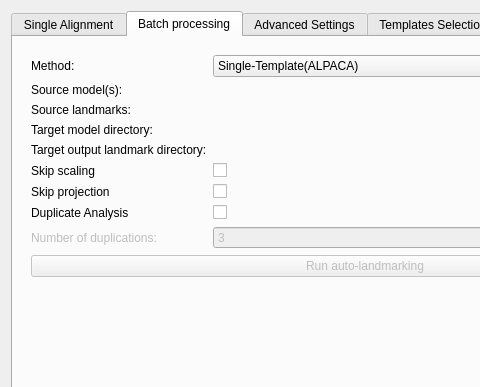
The window that ALPACA/Resources/UI/ALPACA.ui (SlicerMorph/SlicerMorph) describes before a commit, drawn with Qt 5; both pictures show x 0 to 480 and y 0 to 387 of the 730 by 748 pixel window.
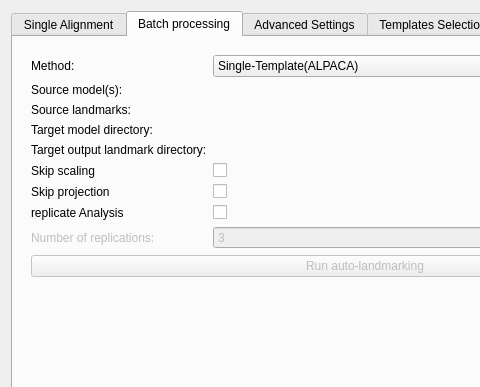
The same window after the commit. The open tabs and pages were chosen to show the change. Custom widgets are drawn as their Qt base class.

Commit message:
Duplicate to replicate
Make terminology consistent

What changed in the file:
```diff
--- a/ALPACA/Resources/UI/ALPACA.ui
+++ b/ALPACA/Resources/UI/ALPACA.ui
@@ -546,7 +546,7 @@
           <item row="8" column="0">
            <widget class="QLabel" name="duplicateAnalysisLabel">
             <property name="text">
-             <string>Duplicate Analysis</string>
+             <string>replicate Analysis</string>
             </property>
            </widget>
           </item>
@@ -556,7 +556,7 @@
              <bool>false</bool>
             </property>
             <property name="text">
-             <string>Number of duplications: </string>
+             <string>Number of replications: </string>
             </property>
            </widget>
           </item>
```
Left out of the diff: 8 changed lines with no effect on the pictures.
